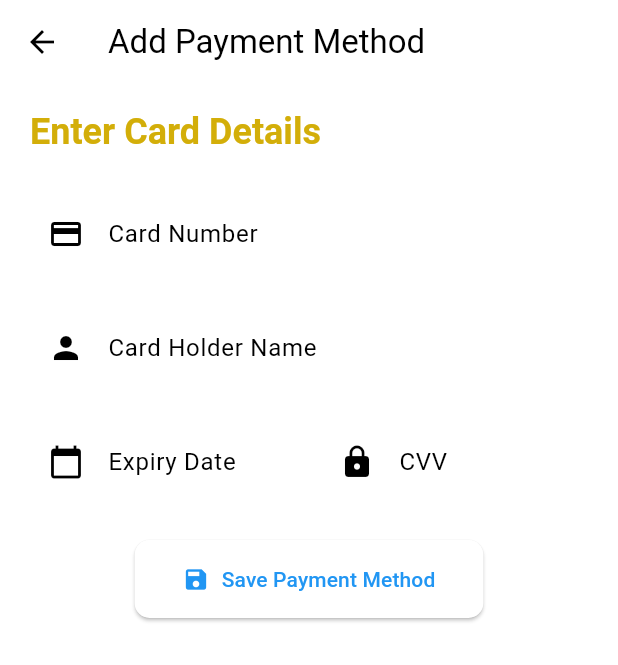
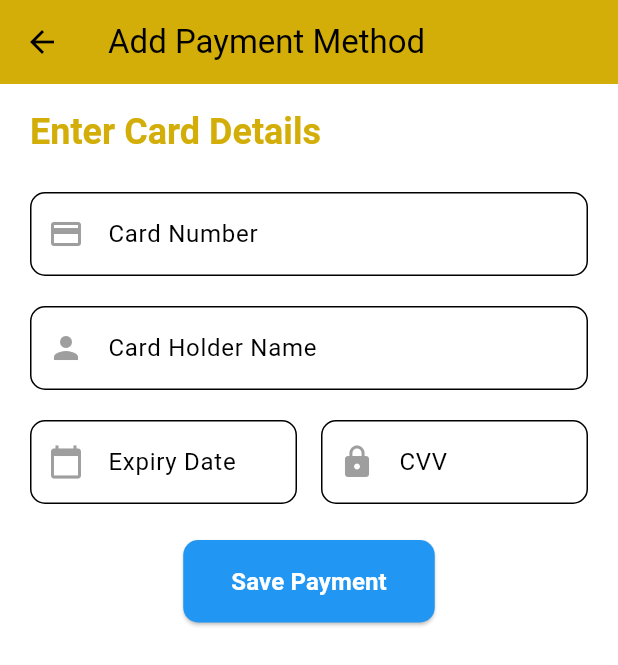
Before and after one commit to SamehKalash/CustomsX, a Flutter app: the PaymentMethodsScreen screen opened directly, on a phone screen of 412 x 824 dp. Shown: the top 665 px of the screen. Run offline on Flutter 3.47's test engine with Material 3 defaults, Android fonts, the phone set to English and light mode, and no system bars; our stand-ins replace cloud_firestore, firebase_core, shared_preferences; accounts and stored records are empty.

Commit message:
fixed payment screen dark/light mode

```diff
--- a/lib/screens/payment_method.dart
+++ b/lib/screens/payment_method.dart
@@ -16,8 +16,13 @@ class _PaymentMethodsScreenState extends State<PaymentMethodsScreen> {
 
   @override
   Widget build(BuildContext context) {
+    final isDarkMode = Theme.of(context).brightness == Brightness.dark;
+
     return Scaffold(
-      appBar: AppBar(title: const Text('Add Payment Method')),
+      appBar: AppBar(
+        title: const Text('Add Payment Method'),
+        backgroundColor: isDarkMode ? Colors.grey[900] : Theme.of(context).primaryColor,
+      ),
       body: Padding(
         padding: const EdgeInsets.symmetric(horizontal: 20, vertical: 16),
         child: SingleChildScrollView(
@@ -31,7 +36,7 @@ class _PaymentMethodsScreenState extends State<PaymentMethodsScreen> {
                   'Enter Card Details',
                   style: Theme.of(context).textTheme.headlineSmall?.copyWith(
                     fontWeight: FontWeight.bold,
-                    color: Theme.of(context).primaryColor,
+                    color: isDarkMode ? Colors.white : Theme.of(context).primaryColor,
                   ),
                 ),
                 const SizedBox(height: 24),
@@ -44,7 +49,18 @@ class _PaymentMethodsScreenState extends State<PaymentMethodsScreen> {
                     border: OutlineInputBorder(
                       borderRadius: BorderRadius.circular(10),
                     ),
-                    prefixIcon: const Icon(Icons.credit_card),
+                    prefixIcon: Icon(
+                      Icons.credit_card,
+                      color: isDarkMode ? Colors.white70 : Colors.grey,
+                    ),
+                    filled: true,
+                    fillColor: isDarkMode ? Colors.grey[850] : Colors.white,
+                    labelStyle: TextStyle(
+                      color: isDarkMode ? Colors.white70 : Colors.black,
+                    ),
+                  ),
+                  style: TextStyle(
+                    color: isDarkMode ? Colors.white : Colors.black, // Ensure text is visible
                   ),
                   keyboardType: TextInputType.number,
                   inputFormatters: [
@@ -72,7 +88,15 @@ class _PaymentMethodsScreenState extends State<PaymentMethodsScreen> {
                     border: OutlineInputBorder(
                       borderRadius: BorderRadius.circular(10),
                     ),
-                    prefixIcon: const Icon(Icons.person),
+                    prefixIcon: Icon(
+                      Icons.person,
+                      color: isDarkMode ? Colors.white70 : Colors.grey,
+                    ),
+                    filled: true,
+                    fillColor: isDarkMode ? Colors.grey[850] : Colors.white,
+                    labelStyle: TextStyle(
+                      color: isDarkMode ? Colors.white70 : Colors.black,
+                    ),
                   ),
                   inputFormatters: [
                     FilteringTextInputFormatter.allow(RegExp(r'[a-zA-Z\s]')),
@@ -102,7 +126,15 @@ class _PaymentMethodsScreenState extends State<PaymentMethodsScreen> {
                           border: OutlineInputBorder(
                             borderRadius: BorderRadius.circular(10),
                           ),
-                          prefixIcon: const Icon(Icons.calendar_today),
+                          prefixIcon: Icon(
+                            Icons.calendar_today,
+                            color: isDarkMode ? Colors.white70 : Colors.grey,
+                          ),
+                          filled: true,
+                          fillColor: isDarkMode ? Colors.grey[850] : Colors.white,
+                          labelStyle: TextStyle(
+                            color: isDarkMode ? Colors.white70 : Colors.black,
+                          ),
                         ),
                         keyboardType: TextInputType.number,
                         inputFormatters: [
@@ -147,7 +179,15 @@ class _PaymentMethodsScreenState extends State<PaymentMethodsScreen> {
                           border: OutlineInputBorder(
                             borderRadius: BorderRadius.circular(10),
                           ),
-                          prefixIcon: const Icon(Icons.lock),
+                          prefixIcon: Icon(
+                            Icons.lock,
+                            color: isDarkMode ? Colors.white70 : Colors.grey,
+                          ),
+                          filled: true,
+                          fillColor: isDarkMode ? Colors.grey[850] : Colors.white,
+                          labelStyle: TextStyle(
+                            color: isDarkMode ? Colors.white70 : Colors.black,
+                          ),
                         ),
                         obscureText: true,
                         keyboardType: TextInputType.number,
@@ -173,14 +213,13 @@ class _PaymentMethodsScreenState extends State<PaymentMethodsScreen> {
 
                 // Save Button
                 Center(
-                  child: ElevatedButton.icon(
-                    onPressed:
-                        isSubmitting
+                  child: ElevatedButton(
+                    onPressed: isSubmitting
                         ? null
                         : () async {
                             setState(() => isSubmitting = true);
                             if (formKey.currentState!.validate()) {
-                                formKey.currentState!.save();
+                              formKey.currentState!.save(); // Save the form data
                               setState(() => isLoading = true);
 
                               // Simulate saving process
@@ -194,16 +233,28 @@ class _PaymentMethodsScreenState extends State<PaymentMethodsScreen> {
                                   content: const Text(
                                     'Payment method added successfully!',
                                   ),
-                                    backgroundColor:
-                                        Theme.of(context).primaryColor,
+                                  backgroundColor: Theme.of(context).primaryColor,
                                 ),
                               );
                               Navigator.pop(context);
+                            } else {
+                              // Debugging: Add a log if validation fails
+                              print('Form validation failed');
                             }
                             setState(() => isSubmitting = false);
                           },
-                    icon:
-                        isSubmitting
+                    style: ElevatedButton.styleFrom(
+                      padding: const EdgeInsets.symmetric(
+                        vertical: 16,
+                        horizontal: 32,
+                      ),
+                      shape: RoundedRectangleBorder(
+                        borderRadius: BorderRadius.circular(10),
+                      ),
+                      backgroundColor: isDarkMode ? Colors.grey[800] : Colors.blue,
+                      foregroundColor: Colors.white, // Text color
+                    ),
+                    child: isSubmitting
                         ? const SizedBox(
                             width: 16,
                             height: 16,
@@ -212,16 +263,9 @@ class _PaymentMethodsScreenState extends State<PaymentMethodsScreen> {
                               strokeWidth: 2,
                             ),
                           )
-                            : const Icon(Icons.save),
-                    label: const Text('Save Payment Method'),
-                    style: ElevatedButton.styleFrom(
-                      padding: const EdgeInsets.symmetric(
-                        vertical: 16,
-                        horizontal: 32,
-                      ),
-                      shape: RoundedRectangleBorder(
-                        borderRadius: BorderRadius.circular(10),
-                      ),
+                        : const Text(
+                            'Save Payment',
+                            style: TextStyle(fontSize: 16, fontWeight: FontWeight.bold),
                           ),
                   ),
                 ),
```
Also changed, not shown: 3 other files. Lines whose indentation alone changed are shown as unchanged.
